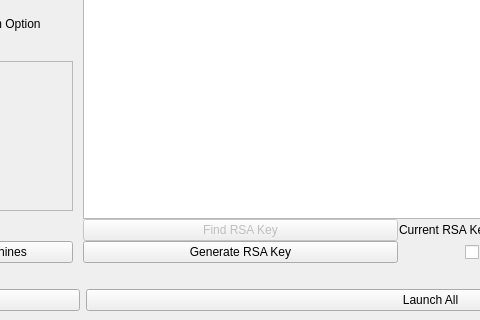
The window that src/ui_files/Multilauncher.ui (uf-reef-avl/multilauncher) describes before a commit, drawn with Qt 5; both pictures show x 619 to 1099 and y 478 to 798 of the 1403 by 798 pixel window.
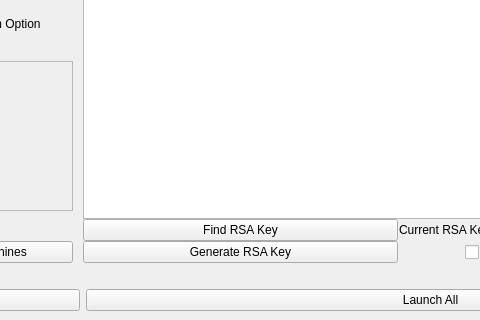
The same window after the commit.

Patch:
```diff
--- a/src/ui_files/Multilauncher.ui
+++ b/src/ui_files/Multilauncher.ui
@@ -340,7 +340,7 @@
         <item row="4" column="0">
          <widget class="QPushButton" name="findRSAButton">
           <property name="enabled">
-           <bool>false</bool>
+           <bool>true</bool>
           </property>
           <property name="text">
            <string>Find RSA Key</string>
```
